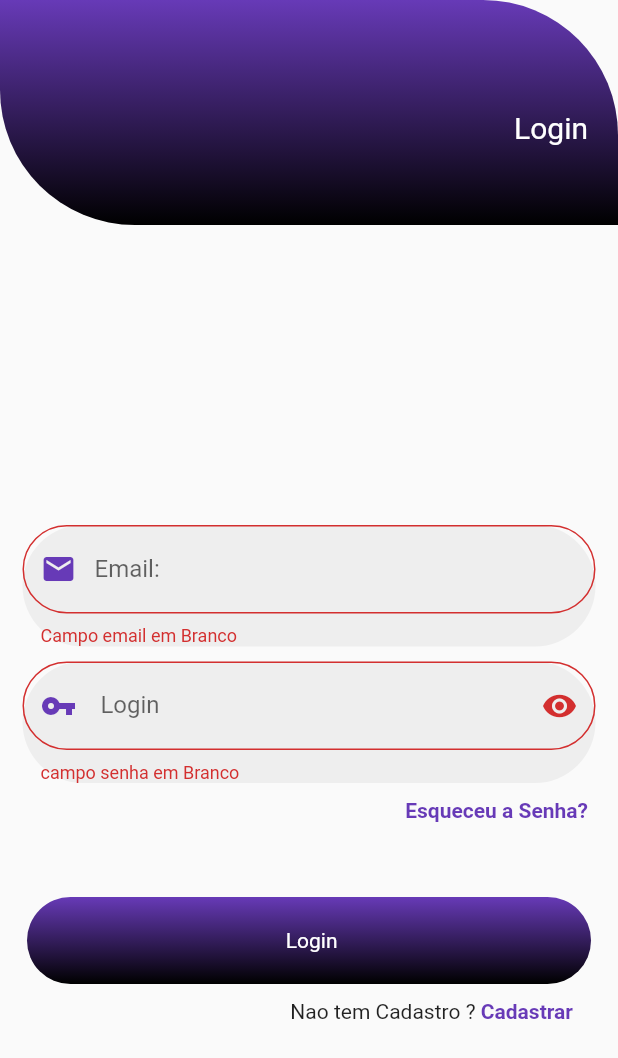
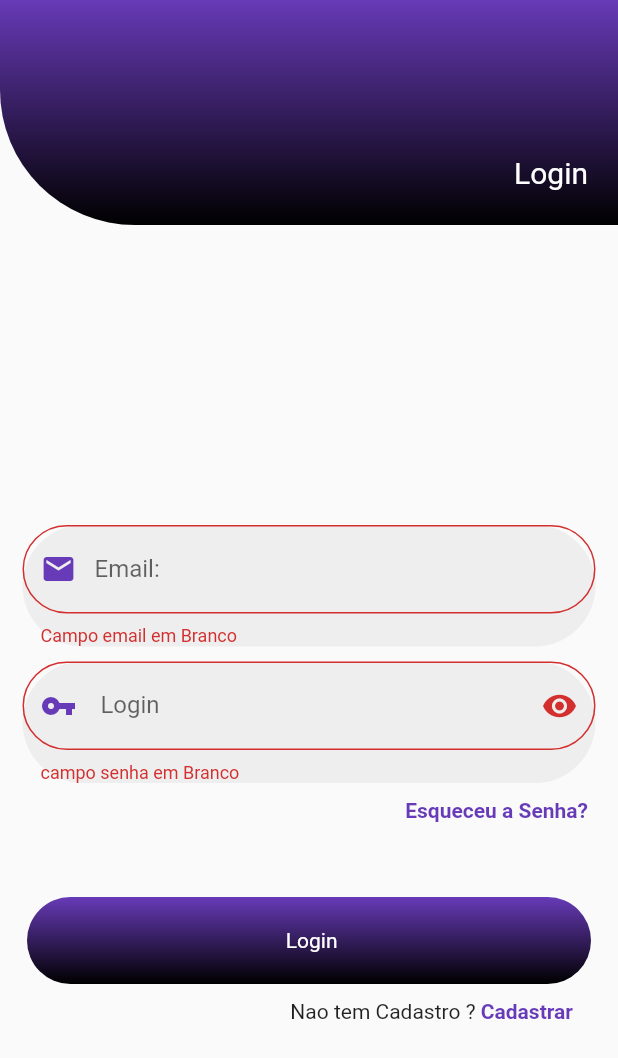
Before and after one commit to DevGomes78/Flutter-Login-with-Shared_preferences, a Flutter app: the screen it shows after launch, after a tap on "Login", on a phone screen of 412 x 824 dp. Shown: the top 1058 px of the screen. Run offline on Flutter 3.47's test engine with Material 2 defaults, Android fonts, the phone set to English and light mode, and no system bars; our stand-ins replace shared_preferences, shimmer.

Commit message:
alterado layout do arquivo container_widget.dart,tela de login_page.dart e register_page.dart

```diff
--- a/lib/components/container_widget.dart
+++ b/lib/components/container_widget.dart
@@ -11,7 +11,7 @@ class ContainerWidget extends StatelessWidget {
       height: 150,
       decoration: const BoxDecoration(
         borderRadius: BorderRadius.only(
-          topRight: Radius.circular(90),
+          topRight: Radius.circular(00),
           bottomLeft: Radius.circular(90),
         ),
         gradient: LinearGradient(
@@ -25,7 +25,7 @@ class ContainerWidget extends StatelessWidget {
           crossAxisAlignment: CrossAxisAlignment.center,
           children: [
             Container(
-              margin: const EdgeInsets.only(right: 20, top: 20),
+              margin: const EdgeInsets.only(right: 20, top: 80),
               alignment: Alignment.bottomRight,
               child: Text(
                 text!,
--- a/lib/views/register_page.dart
+++ b/lib/views/register_page.dart
@@ -40,7 +40,8 @@ class _RegisterPageState extends State<RegisterPage> {
                 child: const Text(StringConstants.cancelar),
               ),
               OutlinedButton(
-                onPressed: () => Navigator.pop(context, true),
+                onPressed: () => Navigator.push(context,
+                    MaterialPageRoute(builder: (context)=> LoginPage())),
                 child: const Text(StringConstants.sair),
               ),
             ],
--- a/lib/views/splash_page.dart
+++ b/lib/views/splash_page.dart
@@ -3,6 +3,8 @@ import '../constants/string_constants_login.dart';
 import 'home_page.dart';
 
 class SplashScreen extends StatefulWidget {
+  const SplashScreen({Key? key}) : super(key: key);
+
   @override
   _SplashScreenState createState() => _SplashScreenState();
 }
@@ -48,7 +50,7 @@ class _SplashScreenState extends State<SplashScreen> {
                 color: Colors.white,
                 height: 220,
               ),
-              const SizedBox(height: 150),
+              const SizedBox(height: 190),
               const Text(
                 StringConstants.aguarde,
                 style: TextStyle(color: Colors.white),
```
Also changed, not shown: lib/views/login_page.dart (+25 -1 lines), 1 other file.
